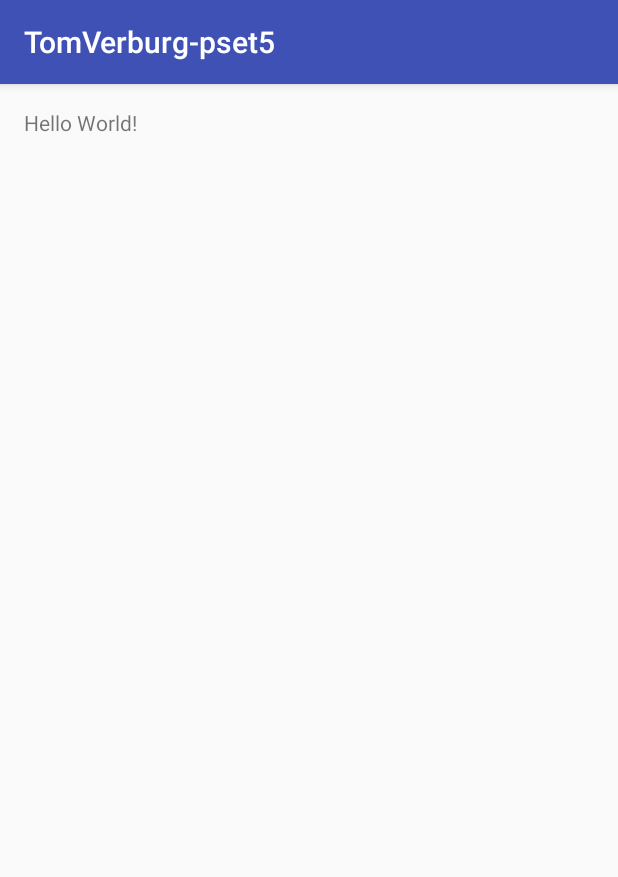
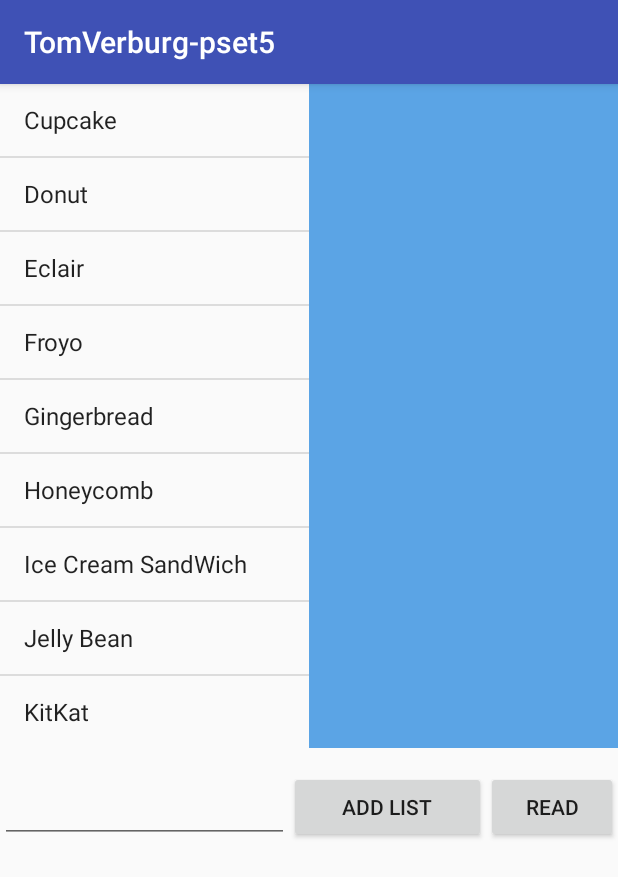
Before and after one commit to tcjverburg/TomVerburg-pset5, an Android app: the screen it shows after launch (MainActivity), on a phone screen of 412 x 824 dp. Shown: the top 877 px of the screen. Run offline under Robolectric (Android 15) with nearby library versions, the phone set to English and light mode, and no system bars; 1 statement that could not run was skipped.

Commit message:
can read and write lists to a specific text file, working on reading them into fragment.

```diff
--- a/app/src/main/java/com/example/gebruiker/tomverburg_pset5/MenuFragment.java
+++ b/app/src/main/java/com/example/gebruiker/tomverburg_pset5/MenuFragment.java
@@ -11,11 +11,17 @@ import android.view.ViewGroup;
 import android.widget.ArrayAdapter;
 import android.widget.ListView;
 public class MenuFragment extends ListFragment {
+
+
     String[] AndroidOS = new String[] { "Cupcake","Donut","Eclair","Froyo","Gingerbread","Honeycomb","Ice Cream SandWich","Jelly Bean","KitKat" };
     String[] Version = new String[]{"1.5","1.6","2.0-2.1","2.2","2.3","3.0-3.2","4.0","4.1-4.3","4.4"};
+    String completeList = MainActivity.s;
+    String[] AndroidOSS = completeList.split(",");
+
+
     @Override
+    public View onCreateView(LayoutInflater inflater,ViewGroup container, Bundle savedInstanceState) {
 
-    public View onCreateView(LayoutInflater inflater,ViewGroup container, Bundle savedInstanceState) {
         View view =inflater.inflate(R.layout.list_fragment, container, false);
         ArrayAdapter<String> adapter = new ArrayAdapter<String>(getActivity(),
                 android.R.layout.simple_list_item_1, AndroidOS);
@@ -29,5 +35,10 @@ public class MenuFragment extends ListFragment {
         TextFragment txt = (TextFragment)getFragmentManager().findFragmentById(R.id.fragment2);
         txt.change(AndroidOS[position],"Version : "+Version[position]);
         getListView().setSelector(android.R.color.holo_blue_dark);
+        //getListView().setOnLongClickListener(getListAdapter().);
+
     }
+
+
+
 }
--- /dev/null
+++ b/app/src/main/java/com/example/gebruiker/tomverburg_pset5/TextFragment.java
@@ -0,0 +1,32 @@
+package com.example.gebruiker.tomverburg_pset5;
+
+/**
+ * Created by Gebruiker on 6-10-2016.
+ */
+import android.app.Fragment;
+import android.os.Bundle;
+import android.view.LayoutInflater;
+import android.view.View;
+import android.view.ViewGroup;
+import android.widget.TextView;
+public class TextFragment extends Fragment {
+    TextView text,vers;
+
+    @Override
+
+    public View onCreateView(LayoutInflater inflater,ViewGroup container, Bundle savedInstanceState) {
+
+        View view = inflater.inflate(R.layout.text_fragment, container, false);
+        text= (TextView) view.findViewById(R.id.AndroidOs);
+        vers= (TextView)view.findViewById(R.id.Version);
+
+
+        return view;
+
+    }
+    public void change(String txt, String txt1){
+        text.setText(txt);
+        vers.setText(txt1);
+
+    }
+}
--- a/app/src/main/res/layout/activity_main.xml
+++ b/app/src/main/res/layout/activity_main.xml
@@ -1,16 +1,59 @@
-<?xml version="1.0" encoding="utf-8"?>
-<RelativeLayout xmlns:android="http://schemas.android.com/apk/res/android"
-    xmlns:tools="http://schemas.android.com/tools"
+<LinearLayout
     android:layout_width="match_parent"
     android:layout_height="match_parent"
-    android:paddingBottom="@dimen/activity_vertical_margin"
-    android:paddingLeft="@dimen/activity_horizontal_margin"
-    android:paddingRight="@dimen/activity_horizontal_margin"
-    android:paddingTop="@dimen/activity_vertical_margin"
-    tools:context="com.example.gebruiker.tomverburg_pset5.MainActivity">
+    android:orientation="vertical"
+    android:weightSum="1.0"
+    xmlns:android="http://schemas.android.com/apk/res/android">
 
-    <TextView
+
+<LinearLayout xmlns:android="http://schemas.android.com/apk/res/android"
+    android:layout_width="match_parent"
+    android:layout_height="wrap_content"
+    android:orientation="horizontal"
+    android:weightSum="1.0">
+
+    <fragment
+        android:layout_height="match_parent"
+        android:layout_width="match_parent"
+        class="com.example.gebruiker.tomverburg_pset5.MenuFragment"
+        android:id="@+id/fragment"
+        android:layout_weight="0.5"
+        />
+    <fragment
+        android:layout_width="match_parent"
+        android:layout_height="match_parent"
+        class="com.example.gebruiker.tomverburg_pset5.TextFragment"
+        android:id="@+id/fragment2"
+        android:layout_weight="0.5"/>
+
+</LinearLayout>
+    <LinearLayout xmlns:android="http://schemas.android.com/apk/res/android"
+        android:layout_width="match_parent"
+        android:layout_height="wrap_content"
+        android:orientation="horizontal"
+        android:layout_marginTop="15dp"
+        android:weightSum="1.0">
+
+
+        <EditText
+            android:layout_width="wrap_content"
+            android:layout_height="match_parent"
+            android:layout_weight="0.8"
+            android:id="@+id/text"/>
+    <Button
         android:layout_width="wrap_content"
         android:layout_height="wrap_content"
-        android:text="Hello World!" />
-</RelativeLayout>
+        android:text="Add List"
+        android:onClick="WriteBtn"
+        android:layout_weight="0.2"/>
+
+        <Button
+            android:layout_width="wrap_content"
+            android:layout_height="wrap_content"
+            android:text="read"
+            android:onClick="ReadBtn"
+            android:layout_weight="0.2"/>
+    </LinearLayout>
+
+
+</LinearLayout>
--- /dev/null
+++ b/app/src/main/res/layout/list_fragment.xml
@@ -0,0 +1,11 @@
+<?xml version="1.0" encoding="utf-8"?>
+
+<LinearLayout xmlns:android="http://schemas.android.com/apk/res/android"
+    android:orientation="vertical"
+    android:layout_width="match_parent"
+    android:layout_height="match_parent">
+    <ListView
+        android:layout_width="match_parent"
+        android:layout_height="wrap_content"
+        android:id="@android:id/list" />
+</LinearLayout>
--- /dev/null
+++ b/app/src/main/res/layout/text_fragment.xml
@@ -0,0 +1,24 @@
+<?xml version="1.0" encoding="utf-8"?>
+<LinearLayout xmlns:android="http://schemas.android.com/apk/res/android"
+    android:orientation="vertical"
+    android:layout_width="match_parent"
+    android:gravity="center"
+    android:background="#5ba4e5"
+    android:layout_height="match_parent">
+
+    <TextView
+        android:layout_width="wrap_content"
+        android:layout_height="wrap_content"
+        android:textSize="40px"
+        android:textColor="#ffffff"
+        android:layout_gravity="center"
+        android:id="@+id/AndroidOs"/>
+    <TextView
+        android:layout_width="wrap_content"
+        android:layout_height="wrap_content"
+        android:layout_gravity="center"
+        android:textColor="#ffffff"
+        android:textSize="30px"
+        android:id="@+id/Version"/>
+
+</LinearLayout>
```
Also changed, not shown: app/src/main/java/com/example/gebruiker/tomverburg_pset5/MainActivity.java (+86 -1 lines), app/src/main/java/com/example/gebruiker/tomverburg_pset5/ToDoItem.java (added, +7 -0 lines), app/src/main/java/com/example/gebruiker/tomverburg_pset5/ToDoList.java (added, +7 -0 lines), app/src/main/java/com/example/gebruiker/tomverburg_pset5/ToDoManager.java (added, +7 -0 lines).
